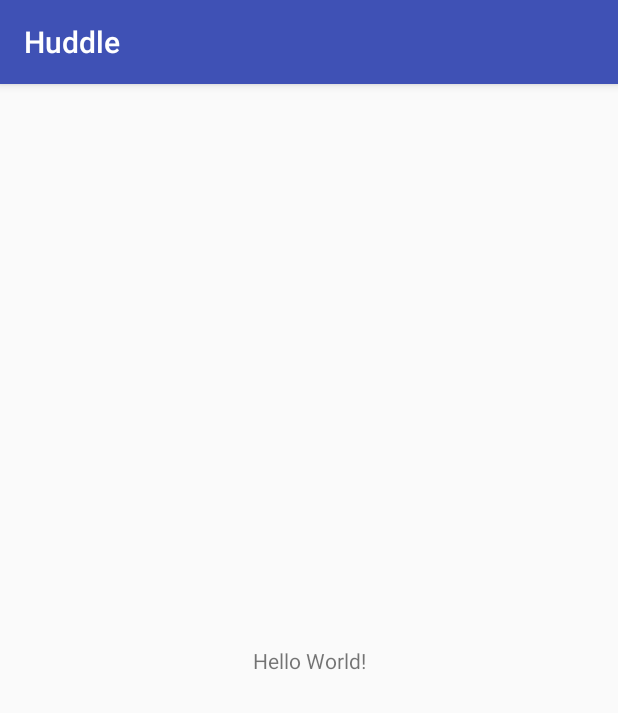
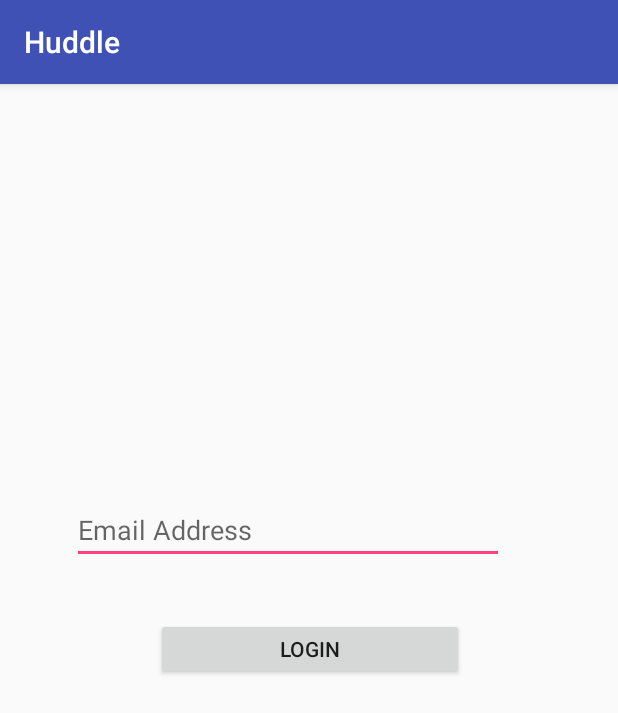
Before and after one commit to Arkham32/cmpt498-Huddle-, an Android app: the screen it shows after launch (MainActivity), on a phone screen of 412 x 824 dp. Shown: the top 713 px of the screen. Run offline under Robolectric (Android 15) with nearby library versions, the phone set to English and light mode, and no system bars.

Commit message:
working on the login UI

```diff
--- a/app/src/main/res/layout/activity_main.xml
+++ b/app/src/main/res/layout/activity_main.xml
@@ -6,13 +6,31 @@
     android:layout_height="match_parent"
     tools:context="com.example.cmpt498.huddle.MainActivity">
 
-    <TextView
-        android:layout_width="wrap_content"
-        android:layout_height="wrap_content"
-        android:text="Hello World!"
-        app:layout_constraintBottom_toBottomOf="parent"
-        app:layout_constraintLeft_toLeftOf="parent"
-        app:layout_constraintRight_toRightOf="parent"
+    <EditText
+        android:id="@+id/LoginEmail"
+        android:layout_width="288dp"
+        android:layout_height="44dp"
+        android:layout_marginEnd="8dp"
+        android:layout_marginStart="48dp"
+        android:layout_marginTop="276dp"
+        android:ems="10"
+        android:hint="Email Address"
+        android:inputType="textPersonName"
+        app:layout_constraintEnd_toEndOf="parent"
+        app:layout_constraintHorizontal_bias="0.0"
+        app:layout_constraintStart_toStartOf="parent"
         app:layout_constraintTop_toTopOf="parent" />
 
+    <Button
+        android:id="@+id/button"
+        android:layout_width="205dp"
+        android:layout_height="41dp"
+        android:layout_marginEnd="8dp"
+        android:layout_marginStart="8dp"
+        android:layout_marginTop="36dp"
+        android:text="Login"
+        app:layout_constraintEnd_toEndOf="parent"
+        app:layout_constraintHorizontal_bias="0.503"
+        app:layout_constraintStart_toStartOf="parent"
+        app:layout_constraintTop_toBottomOf="@+id/LoginEmail" />
 </android.support.constraint.ConstraintLayout>
```
